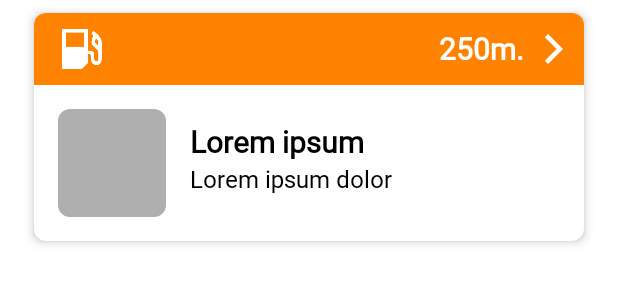
After one commit to ManuelRamallo/GasStationAppTT, an Android app: the layout item_store.xml on its own in the app's theme, with its tools: preview values and no code run, on a phone screen of 412 x 824 dp. The commit adds this screen. Shown: the top 300 px of the screen. Run offline under Robolectric (Android 15) with nearby library versions, the phone set to English and light mode, and no system bars; network calls fail.

Commit message:
NEW: Added recycler to stores and filter by categories

```diff
--- /dev/null
+++ b/GasStationApp/app/src/main/res/drawable/ic_arrow_right.xml
@@ -0,0 +1,5 @@
+<vector android:height="24dp" android:tint="#FFFFFF"
+    android:viewportHeight="24" android:viewportWidth="24"
+    android:width="24dp" xmlns:android="http://schemas.android.com/apk/res/android">
+    <path android:fillColor="@android:color/white" android:pathData="M5.88,4.12L13.76,12l-7.88,7.88L8,22l10,-10L8,2z"/>
+</vector>
--- a/GasStationApp/app/src/main/res/layout/fragment_gas_stations.xml
+++ b/GasStationApp/app/src/main/res/layout/fragment_gas_stations.xml
@@ -116,15 +116,18 @@
         android:layout_gravity="center"
         android:layout_marginTop="8dp"
         android:visibility="visible"
+        app:layout_constraintBottom_toBottomOf="parent"
         app:layout_constraintEnd_toEndOf="parent"
         app:layout_constraintHorizontal_bias="0.498"
         app:layout_constraintStart_toStartOf="parent"
-        app:layout_constraintTop_toBottomOf="@+id/ll_head_stores" />
+        app:layout_constraintTop_toBottomOf="@+id/ll_head_stores"
+        app:layout_constraintVertical_bias="0.349" />
 
     <androidx.recyclerview.widget.RecyclerView
         android:id="@+id/rv_stores"
         android:layout_width="match_parent"
         android:layout_height="0dp"
+        android:paddingTop="8dp"
         app:layout_constraintBottom_toBottomOf="parent"
         app:layout_constraintEnd_toEndOf="parent"
         app:layout_constraintStart_toStartOf="parent"
--- /dev/null
+++ b/GasStationApp/app/src/main/res/layout/item_store.xml
@@ -0,0 +1,118 @@
+<?xml version="1.0" encoding="utf-8"?>
+<LinearLayout xmlns:android="http://schemas.android.com/apk/res/android"
+    android:layout_width="match_parent"
+    android:layout_height="wrap_content"
+    xmlns:tools="http://schemas.android.com/tools"
+    android:paddingHorizontal="16dp"
+    xmlns:app="http://schemas.android.com/apk/res-auto">
+
+    <androidx.cardview.widget.CardView
+        android:layout_width="match_parent"
+        android:layout_height="wrap_content"
+        app:cardElevation="4dp"
+        app:cardUseCompatPadding="true"
+        app:cardCornerRadius="8dp">
+
+        <androidx.appcompat.widget.LinearLayoutCompat
+            android:layout_width="match_parent"
+            android:layout_height="match_parent"
+            android:orientation="vertical">
+
+            <!-- Header -->
+            <androidx.appcompat.widget.LinearLayoutCompat
+                android:id="@+id/ll_head_store"
+                android:layout_width="match_parent"
+                android:layout_height="match_parent"
+                android:orientation="horizontal"
+                android:background="@color/orange_dark">
+
+                <ImageView
+                    android:id="@+id/iv_icon_category"
+                    android:layout_width="48dp"
+                    android:layout_height="48dp"
+                    android:layout_weight="0"
+                    android:layout_marginStart="8dp"
+                    android:padding="8dp"
+                    android:src="@drawable/ees_white"/>
+
+
+                <TextView
+                    android:id="@+id/tv_distance"
+                    android:layout_width="0dp"
+                    android:layout_height="match_parent"
+                    android:layout_weight="1"
+                    android:gravity="end|center"
+                    android:text="250m."
+                    android:fontFamily="@font/araboto_normal_400"
+                    android:textStyle="bold"
+                    android:textSize="20sp"
+                    android:textColor="@color/white"
+                    />
+
+                <ImageView
+                    android:layout_width="wrap_content"
+                    android:layout_height="match_parent"
+                    android:layout_weight="0"
+                    android:layout_marginStart="8dp"
+                    android:layout_marginEnd="8dp"
+                    android:src="@drawable/ic_arrow_right"/>
+
+            </androidx.appcompat.widget.LinearLayoutCompat>
+
+
+            <!-- Body -->
+            <androidx.appcompat.widget.LinearLayoutCompat
+                android:layout_width="match_parent"
+                android:layout_height="match_parent"
+                android:orientation="horizontal"
+                android:padding="16dp">
+
+                <com.google.android.material.imageview.ShapeableImageView
+                    android:id="@+id/iv_image_store"
+                    android:layout_width="72dp"
+                    android:layout_height="72dp"
+                    app:shapeAppearanceOverlay="@style/roundedImageView"
+                    android:background="@color/gray_light" />
+
+                <androidx.appcompat.widget.LinearLayoutCompat
+                    android:layout_width="match_parent"
+                    android:layout_height="match_parent"
+                    android:orientation="vertical"
+                    android:paddingVertical="8dp"
+                    android:paddingStart="16dp"
+                    android:paddingEnd="4dp">
+
+                    <TextView
+                        android:id="@+id/tv_title_store"
+                        android:layout_width="match_parent"
+                        android:layout_height="wrap_content"
+                        tools:text="Lorem ipsum"
+                        android:ellipsize="end"
+                        android:maxLines="1"
+                        android:textSize="20sp"
+                        android:textStyle="bold"
+                        android:fontFamily="@font/araboto_normal_400"
+                        android:textColor="@color/black"/>
+
+                    <TextView
+                        android:id="@+id/tv_subtitle_store"
+                        android:layout_width="match_parent"
+                        android:layout_height="wrap_content"
+                        tools:text="Lorem ipsum dolor"
+                        android:ellipsize="end"
+                        android:maxLines="1"
+                        android:textSize="16sp"
+                        android:fontFamily="@font/araboto_normal_400"
+                        android:textColor="@color/black"/>
+
+                </androidx.appcompat.widget.LinearLayoutCompat>
+
+            </androidx.appcompat.widget.LinearLayoutCompat>
+
+        </androidx.appcompat.widget.LinearLayoutCompat>
+
+
+
+    </androidx.cardview.widget.CardView>
+
+</LinearLayout>
--- a/GasStationApp/app/src/main/res/values/colors.xml
+++ b/GasStationApp/app/src/main/res/values/colors.xml
@@ -17,5 +17,6 @@
     <color name="blue_light">#004B8C</color>
     <color name="green_dark">#01A074</color>
     <color name="green_light">#00687D</color>
-    <color name="gray_light">#757575</color>
+    <color name="gray_dark">#757575</color>
+    <color name="gray_light">#AFAFAF</color>
 </resources>
--- a/GasStationApp/app/src/main/res/values/themes.xml
+++ b/GasStationApp/app/src/main/res/values/themes.xml
@@ -11,7 +11,13 @@
         <item name="colorOnSecondary">@color/black</item>
         <!-- Status bar color. -->
         <item name="android:statusBarColor" tools:targetApi="l">?attr/colorOnPrimary</item>
-        <item name="android:windowLightStatusBar">true</item>
+        <item name="android:windowLightStatusBar" tools:targetApi="m">true</item>
         <!-- Customize your theme here. -->
     </style>
+
+    <style name="roundedImageView" parent="">
+        <item name="cornerFamily">rounded</item>
+        <item name="cornerSize">8dp</item>
+    </style>
+
 </resources>
```
Also changed, not shown: GasStationApp/app/src/main/java/com/mramallo/gasstationapp/domain/GetGasStationsByCategoryUseCase.kt (added, +28 -0 lines), GasStationApp/app/src/main/java/com/mramallo/gasstationapp/ui/gastStations/GasStationAdapter.kt (added, +95 -0 lines), GasStationApp/app/src/main/java/com/mramallo/gasstationapp/ui/gastStations/GasStationViewModel.kt (+22 -3 lines), GasStationApp/app/src/main/java/com/mramallo/gasstationapp/ui/gastStations/GasStationsFragment.kt (+38 -8 lines), GasStationApp/app/src/main/res/drawable/placeholder_image.png (added).
